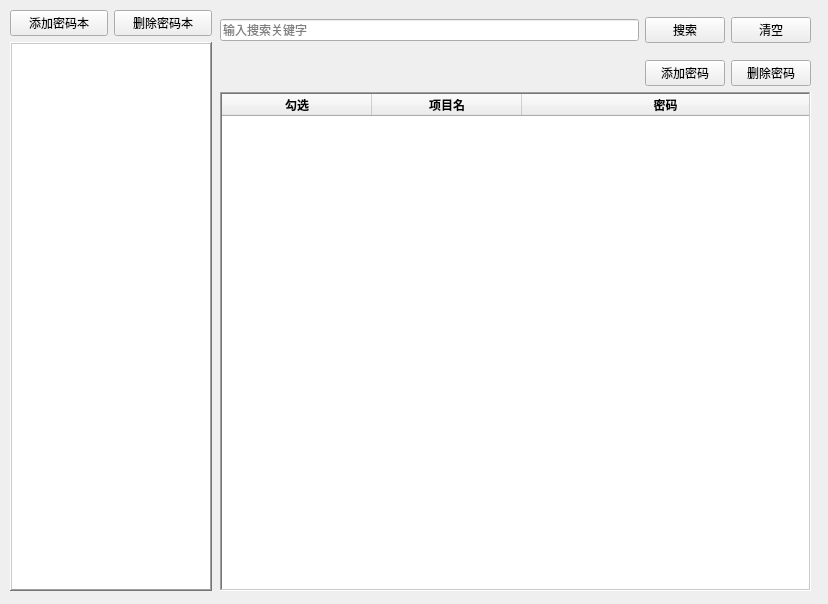
Frank2017/PYQtProjects, file PasswordBox/MainWindow.ui: the form before one commit.
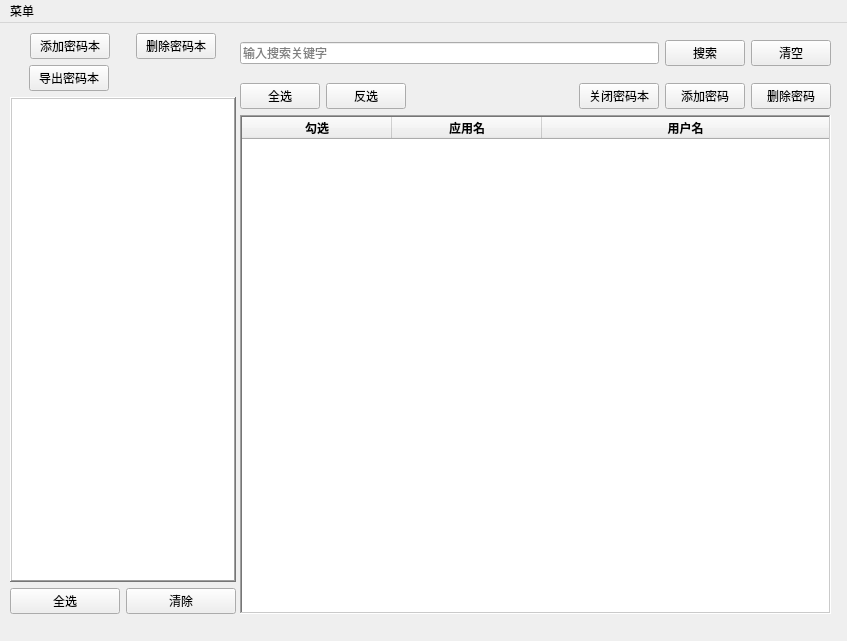
The form after the commit.

Commit message: Gui basicly finished, coding function now.

What changed in the file:
```diff
--- a/PasswordBox/MainWindow.ui
+++ b/PasswordBox/MainWindow.ui
@@ -6,8 +6,8 @@
    <rect>
     <x>0</x>
     <y>0</y>
-    <width>828</width>
-    <height>604</height>
+    <width>847</width>
+    <height>641</height>
    </rect>
   </property>
   <property name="windowTitle">
@@ -19,7 +19,7 @@
      <rect>
       <x>10</x>
       <y>10</y>
-      <width>202</width>
+      <width>226</width>
       <height>581</height>
      </rect>
     </property>
@@ -28,13 +28,34 @@
       <layout class="QHBoxLayout" name="horizontalLayout">
        <item>
         <widget class="QPushButton" name="AddPswBooksBtn">
+         <property name="sizePolicy">
+          <sizepolicy hsizetype="Fixed" vsizetype="Fixed">
+           <horstretch>100</horstretch>
+           <verstretch>30</verstretch>
+          </sizepolicy>
+         </property>
          <property name="text">
           <string>添加密码本</string>
          </property>
+         <property name="autoDefault">
+          <bool>false</bool>
+         </property>
+         <property name="default">
+          <bool>false</bool>
+         </property>
+         <property name="flat">
+          <bool>false</bool>
+         </property>
         </widget>
        </item>
        <item>
-        <widget class="QPushButton" name="DeleteMultiPswBooksBtn">
+        <widget class="QPushButton" name="DeletePswBooksBtn">
+         <property name="sizePolicy">
+          <sizepolicy hsizetype="Fixed" vsizetype="Fixed">
+           <horstretch>100</horstretch>
+           <verstretch>30</verstretch>
+          </sizepolicy>
+         </property>
          <property name="text">
           <string>删除密码本</string>
          </property>
@@ -42,6 +63,39 @@
        </item>
       </layout>
      </item>
+     <item>
+      <layout class="QHBoxLayout" name="horizontalLayout_4">
+       <item>
+        <widget class="QPushButton" name="ExportExcelBtn">
+         <property name="sizePolicy">
+          <sizepolicy hsizetype="Fixed" vsizetype="Fixed">
+           <horstretch>100</horstretch>
+           <verstretch>30</verstretch>
+          </sizepolicy>
+         </property>
+         <property name="text">
+          <string>导出密码本</string>
+         </property>
+        </widget>
+       </item>
+       <item>
+        <spacer name="horizontalSpacer_3">
+         <property name="orientation">
+          <enum>Qt::Horizontal</enum>
+         </property>
+         <property name="sizeType">
+          <enum>QSizePolicy::Fixed</enum>
+         </property>
+         <property name="sizeHint" stdset="0">
+          <size>
+           <width>107</width>
+           <height>20</height>
+          </size>
+         </property>
+        </spacer>
+       </item>
+      </layout>
+     </item>
      <item>
       <widget class="QListWidget" name="PswBooksList">
        <property name="sizePolicy">
@@ -77,12 +131,30 @@
        </property>
       </widget>
      </item>
+     <item>
+      <layout class="QHBoxLayout" name="horizontalLayout_5">
+       <item>
+        <widget class="QPushButton" name="PswBooksSelectAllBtn">
+         <property name="text">
+          <string>全选</string>
+         </property>
+        </widget>
+       </item>
+       <item>
+        <widget class="QPushButton" name="PswBooksClearBtn">
+         <property name="text">
+          <string>清除</string>
+         </property>
+        </widget>
+       </item>
+      </layout>
+     </item>
     </layout>
    </widget>
    <widget class="QWidget" name="horizontalLayoutWidget_2">
     <property name="geometry">
      <rect>
-      <x>220</x>
+      <x>240</x>
       <y>10</y>
       <width>591</width>
       <height>41</height>
@@ -121,7 +193,7 @@
    <widget class="QWidget" name="verticalLayoutWidget_2">
     <property name="geometry">
      <rect>
-      <x>220</x>
+      <x>240</x>
       <y>60</y>
       <width>591</width>
       <height>531</height>
@@ -130,6 +202,26 @@
     <layout class="QVBoxLayout" name="verticalLayout_2">
      <item>
       <layout class="QHBoxLayout" name="horizontalLayout_3">
+       <item>
+        <widget class="QPushButton" name="PswSelectAllBtn">
+         <property name="sizePolicy">
+          <sizepolicy hsizetype="Fixed" vsizetype="Fixed">
+           <horstretch>80</horstretch>
+           <verstretch>25</verstretch>
+          </sizepolicy>
+         </property>
+         <property name="text">
+          <string>全选</string>
+         </property>
+        </widget>
+       </item>
+       <item>
+        <widget class="QPushButton" name="PswClearAllBtn">
+         <property name="text">
+          <string>反选</string>
+         </property>
+        </widget>
+       </item>
        <item>
         <spacer name="horizontalSpacer">
          <property name="orientation">
@@ -137,12 +229,19 @@
          </property>
          <property name="sizeHint" stdset="0">
           <size>
-           <width>40</width>
+           <width>100</width>
            <height>20</height>
           </size>
          </property>
         </spacer>
        </item>
+       <item>
+        <widget class="QPushButton" name="PswBooksCloseBtn">
+         <property name="text">
+          <string>关闭密码本</string>
+         </property>
+        </widget>
+       </item>
        <item>
         <widget class="QPushButton" name="AddPswBtn">
          <property name="text">
@@ -190,6 +289,9 @@
        <property name="autoFillBackground">
         <bool>true</bool>
        </property>
+       <property name="styleSheet">
+        <string notr="true">border-color: rgb(0, 0, 0);</string>
+       </property>
        <property name="frameShape">
         <enum>QFrame::WinPanel</enum>
        </property>
@@ -227,7 +329,7 @@
         <bool>false</bool>
        </attribute>
        <attribute name="verticalHeaderStretchLastSection">
-        <bool>true</bool>
+        <bool>false</bool>
        </attribute>
        <column>
         <property name="text">
@@ -245,9 +347,9 @@
         </property>
         <property name="background">
          <color>
-          <red>229</red>
+          <red>79</red>
           <green>229</green>
-          <blue>229</blue>
+          <blue>224</blue>
          </color>
         </property>
         <property name="foreground">
@@ -262,7 +364,7 @@
        </column>
        <column>
         <property name="text">
-         <string>项目名</string>
+         <string>应用名</string>
         </property>
         <property name="font">
          <font>
@@ -284,11 +386,11 @@
        </column>
        <column>
         <property name="text">
-         <string>密码</string>
+         <string>用户名</string>
         </property>
         <property name="font">
          <font>
-          <family>Century Schoolbook L</family>
+          <family>思源黑体</family>
           <weight>75</weight>
           <bold>true</bold>
          </font>
@@ -298,9 +400,9 @@
         </property>
         <property name="background">
          <color>
-          <red>163</red>
-          <green>248</green>
-          <blue>168</blue>
+          <red>243</red>
+          <green>244</green>
+          <blue>163</blue>
          </color>
         </property>
        </column>
@@ -309,6 +411,28 @@
     </layout>
    </widget>
   </widget>
+  <widget class="QMenuBar" name="menuBar">
+   <property name="geometry">
+    <rect>
+     <x>0</x>
+     <y>0</y>
+     <width>847</width>
+     <height>29</height>
+    </rect>
+   </property>
+   <widget class="QMenu" name="funcMenu">
+    <property name="title">
+     <string>菜单</string>
+    </property>
+    <addaction name="ImportExcelMenu"/>
+   </widget>
+   <addaction name="funcMenu"/>
+  </widget>
+  <action name="ImportExcelMenu">
+   <property name="text">
+    <string>导入</string>
+   </property>
+  </action>
  </widget>
  <resources/>
  <connections/>
```
Left out of the diff: 4 changed lines with no effect on the pictures. The commit also changes 4 other files.
